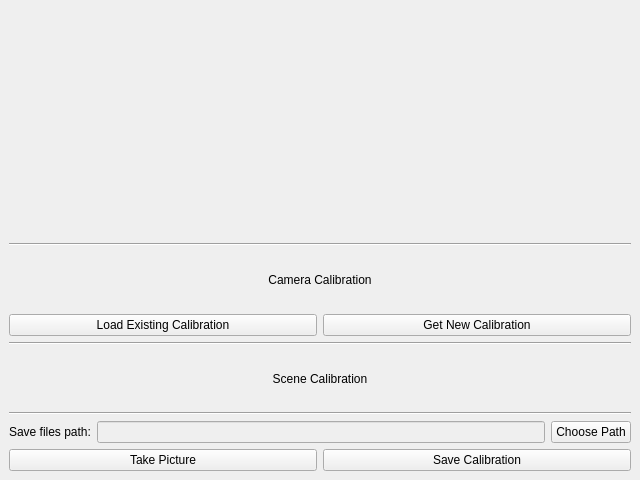
Above: gui.ui from gabrielschubert/sports_stats before the change. Below: the same form after it.
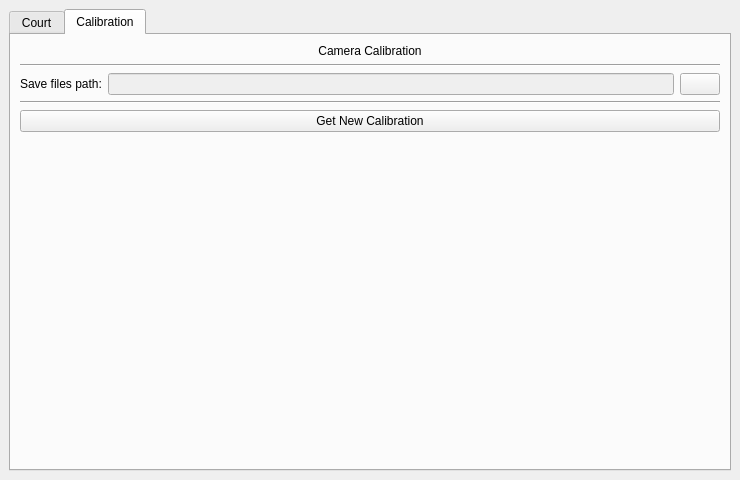
That is the form after the change. The open tabs and pages were chosen to show the change. Icons and pictures are not drawn.

```diff
--- a/gui.ui
+++ b/gui.ui
@@ -6,7 +6,7 @@
    <rect>
     <x>0</x>
     <y>0</y>
-    <width>640</width>
+    <width>740</width>
     <height>480</height>
    </rect>
   </property>
@@ -14,118 +14,125 @@
    <string>Camera Calibration</string>
   </property>
   <widget class="QWidget" name="centralwidget">
-   <layout class="QVBoxLayout" name="verticalLayout">
+   <layout class="QGridLayout" name="gridLayout_2">
+    <item row="3" column="0">
+     <widget class="QTabWidget" name="tabWidget">
+      <property name="currentIndex">
+       <number>0</number>
+      </property>
+      <widget class="QWidget" name="CourtTab">
+       <attribute name="title">
+        <string>Court</string>
+       </attribute>
+       <layout class="QGridLayout" name="gridLayout_4">
+        <item row="0" column="0">
+         <layout class="QHBoxLayout" name="horizontalLayout_3">
     <item>
-     <widget class="QLabel" name="lblWebcam">
+           <widget class="QLineEdit" name="CourtImagePathLineEdit">
+            <property name="enabled">
+             <bool>false</bool>
+            </property>
+           </widget>
+          </item>
+          <item>
+           <widget class="QPushButton" name="ChooseCourtImagePathButton">
       <property name="text">
        <string/>
       </property>
-      <property name="scaledContents">
-       <bool>true</bool>
+            <property name="icon">
+             <iconset>
+              <normaloff>Images/closed_folder.png</normaloff>Images/closed_folder.png</iconset>
       </property>
      </widget>
     </item>
-    <item>
+         </layout>
+        </item>
+        <item row="1" column="0">
+         <widget class="QWidget" name="TennisCourtImage" native="true"/>
+        </item>
+       </layout>
+      </widget>
+      <widget class="QWidget" name="CalibrationTab">
+       <attribute name="title">
+        <string>Calibration</string>
+       </attribute>
+       <layout class="QGridLayout" name="gridLayout_3">
+        <item row="0" column="0">
      <layout class="QGridLayout" name="gridLayout">
-      <item row="7" column="0" colspan="3">
-       <layout class="QHBoxLayout" name="horizontalLayout">
-        <item>
-         <widget class="QPushButton" name="TakePictureButton">
-          <property name="text">
-           <string>Take Picture</string>
-          </property>
-         </widget>
-        </item>
-        <item>
-         <widget class="QPushButton" name="SaveCalibrationButton">
-          <property name="text">
-           <string>Save Calibration</string>
-          </property>
-         </widget>
-        </item>
-       </layout>
-      </item>
-      <item row="6" column="2">
-       <widget class="QPushButton" name="ChooseCalibrationPathButton">
-        <property name="text">
-         <string>Choose Path</string>
-        </property>
-       </widget>
-      </item>
-      <item row="1" column="0" colspan="3">
-       <widget class="QLabel" name="label_2">
-        <property name="text">
-         <string>Camera Calibration</string>
-        </property>
-        <property name="alignment">
-         <set>Qt::AlignCenter</set>
-        </property>
-       </widget>
-      </item>
-      <item row="6" column="0">
+          <item row="4" column="0">
        <widget class="QLabel" name="CalibrationPathButton">
         <property name="text">
          <string>Save files path:</string>
         </property>
        </widget>
       </item>
-      <item row="3" column="0" colspan="3">
-       <widget class="Line" name="line_2">
-        <property name="orientation">
-         <enum>Qt::Horizontal</enum>
-        </property>
-       </widget>
-      </item>
-      <item row="2" column="0" colspan="3">
-       <layout class="QHBoxLayout" name="horizontalLayout_2">
-        <item>
-         <widget class="QPushButton" name="pushButton_2">
-          <property name="text">
-           <string>Load Existing Calibration</string>
-          </property>
-         </widget>
-        </item>
-        <item>
-         <widget class="QPushButton" name="pushButton">
-          <property name="text">
-           <string>Get New Calibration</string>
-          </property>
-         </widget>
-        </item>
-       </layout>
-      </item>
-      <item row="4" column="0" colspan="3">
-       <widget class="QLabel" name="label">
-        <property name="text">
-         <string>Scene Calibration</string>
-        </property>
-        <property name="alignment">
-         <set>Qt::AlignCenter</set>
-        </property>
-       </widget>
-      </item>
-      <item row="5" column="0" colspan="3">
+          <item row="5" column="0" colspan="4">
        <widget class="Line" name="line">
         <property name="orientation">
          <enum>Qt::Horizontal</enum>
         </property>
        </widget>
       </item>
-      <item row="6" column="1">
+          <item row="2" column="0" colspan="4">
+           <widget class="QLabel" name="CameraCalibrationLabel">
+            <property name="text">
+             <string>Camera Calibration</string>
+            </property>
+            <property name="alignment">
+             <set>Qt::AlignCenter</set>
+            </property>
+           </widget>
+          </item>
+          <item row="6" column="0" colspan="4">
+           <widget class="QPushButton" name="GetNewCalibrationButton">
+            <property name="text">
+             <string>Get New Calibration</string>
+            </property>
+           </widget>
+          </item>
+          <item row="4" column="2" colspan="2">
+           <widget class="QPushButton" name="ChooseCalibrationPathButton">
+            <property name="text">
+             <string/>
+            </property>
+            <property name="icon">
+             <iconset>
+              <normaloff>Images/closed_folder.png</normaloff>Images/closed_folder.png</iconset>
+            </property>
+           </widget>
+          </item>
+          <item row="4" column="1">
        <widget class="QLineEdit" name="CalibrationPathLineEdit">
         <property name="enabled">
          <bool>false</bool>
         </property>
        </widget>
       </item>
-      <item row="0" column="0" colspan="3">
-       <widget class="Line" name="line_3">
+          <item row="3" column="0" colspan="4">
+           <widget class="Line" name="line_2">
         <property name="orientation">
          <enum>Qt::Horizontal</enum>
         </property>
        </widget>
       </item>
      </layout>
+        </item>
+        <item row="1" column="0">
+         <spacer name="verticalSpacer">
+          <property name="orientation">
+           <enum>Qt::Vertical</enum>
+          </property>
+          <property name="sizeHint" stdset="0">
+           <size>
+            <width>20</width>
+            <height>40</height>
+           </size>
+          </property>
+         </spacer>
+        </item>
+       </layout>
+      </widget>
+     </widget>
     </item>
    </layout>
   </widget>
```
Lines whose indentation alone changed are shown as unchanged.
